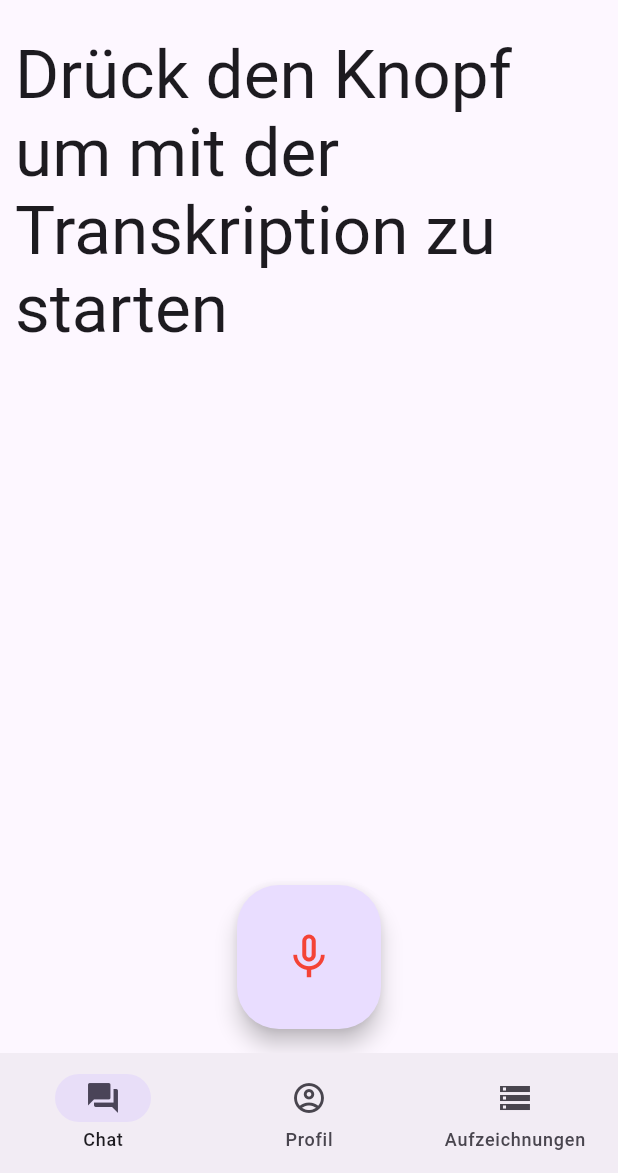
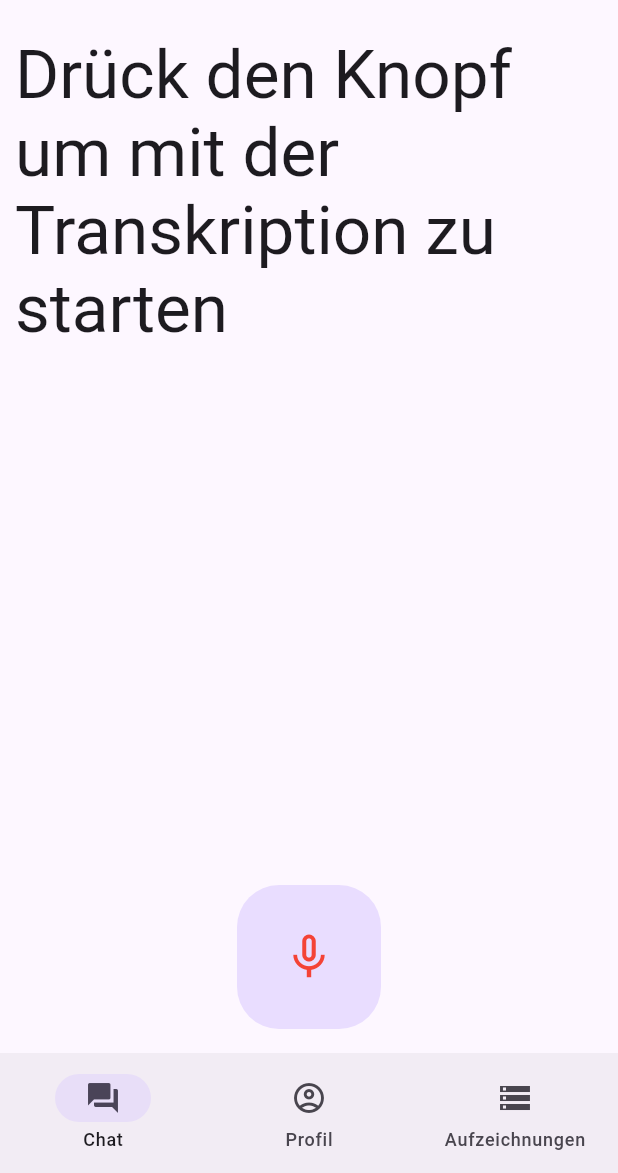
Before and after one commit to kevin123george/medTalk, a Flutter app: the screen it shows after launch, on a phone screen of 412 x 824 dp, the part 63-1236 px from its top. Run offline on Flutter 3.47's test engine with Material 2 defaults, Android fonts, the phone set to English and light mode, and no system bars; our stand-ins replace get_storage, logger, speech_to_text, sqflite, syncfusion_flutter_sliders; missing offline and left inert: syncfusion_flutter_core; accounts and stored records are empty.

Commit message:
61: is button pressed chanage elevation and background color

```diff
--- a/lib/screens/speech_to_text_screen.dart
+++ b/lib/screens/speech_to_text_screen.dart
@@ -129,6 +129,8 @@ class _SpeechToTextScreenState extends State<SpeechToTextScreen> {
             isListening ? Icons.mic : Icons.mic_none,
             color: Colors.red,
           ),
+          elevation: isButtonPressed ? 20 : 0,
+          backgroundColor: isButtonPressed ? Colors.green : null,
         ),
         floatingActionButtonLocation: FloatingActionButtonLocation.centerFloat,
       ),
```
